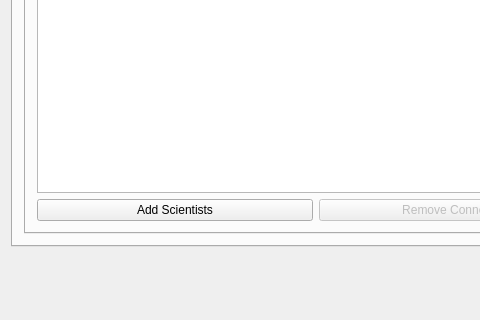
Old version of the form mainwindow.ui in the repository Tryggvith/vika3; both pictures show x 0 to 480 and y 164 to 484 of the 631 by 484 pixel window.
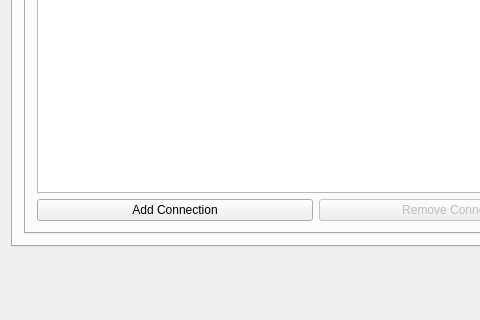
New version of the form.

Commit message: pinkulitil breyting a nafni á add conenction

Diff of the .ui file:
```diff
--- a/mainwindow.ui
+++ b/mainwindow.ui
@@ -302,7 +302,7 @@
                 <item>
                  <widget class="QPushButton" name="button_add_connection">
                   <property name="text">
-                   <string>Add Scientists</string>
+                   <string>Add Connection</string>
                   </property>
                  </widget>
                 </item>
```
